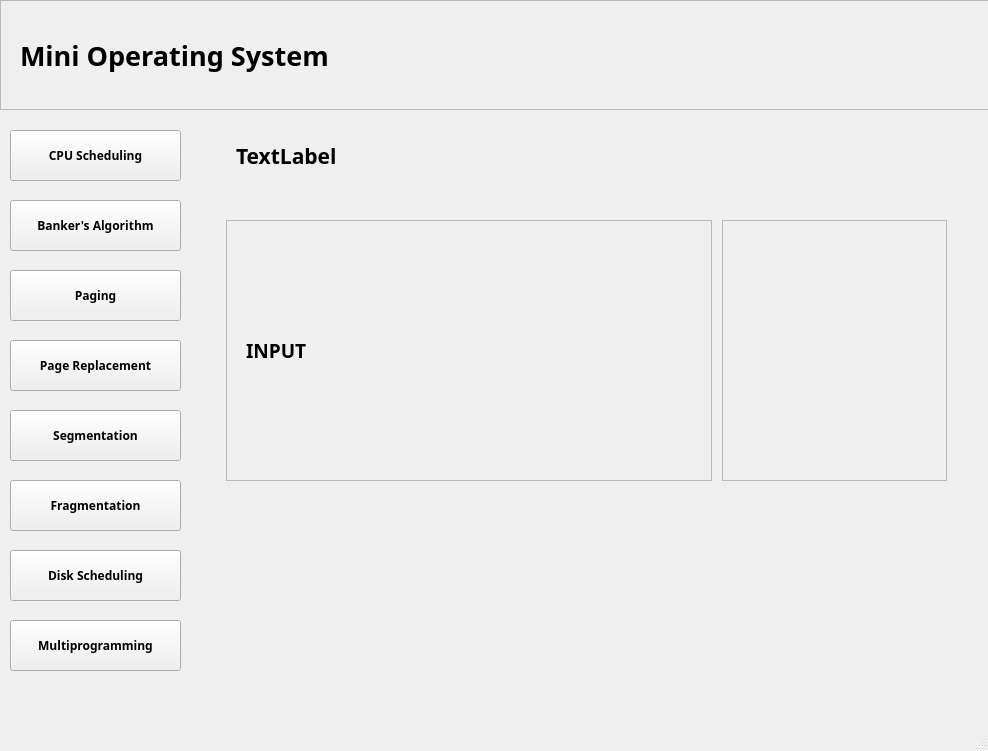
The window that main_window.ui (strawbwiees/Mini-OS) describes before a commit, drawn with Qt 5.
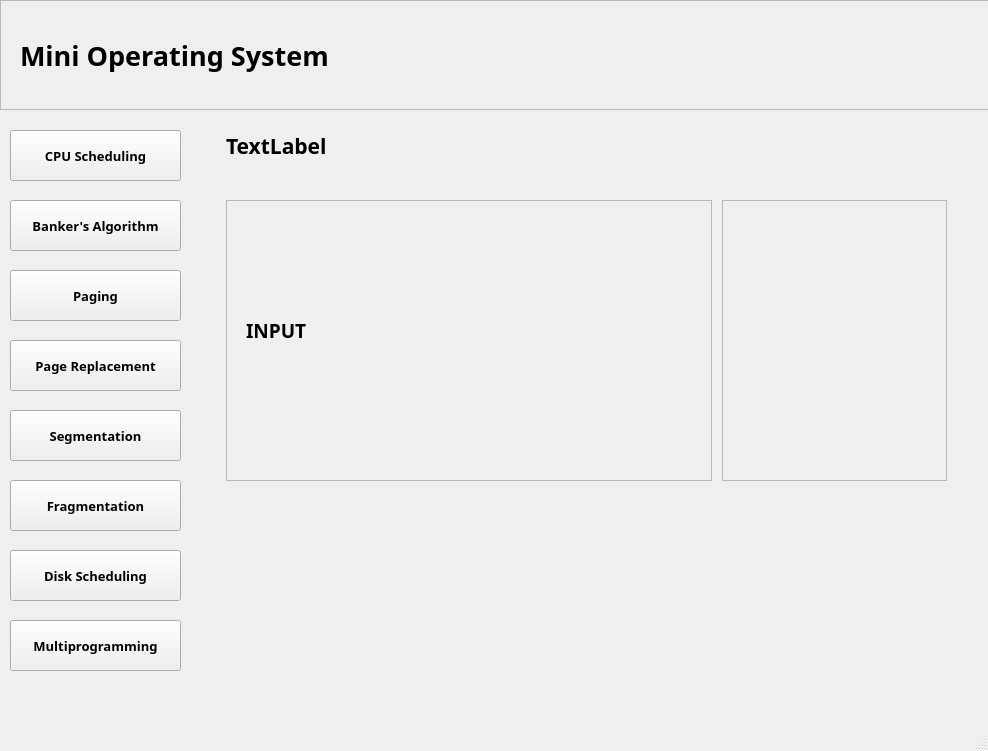
The same window after the commit.

The edit to the form file:
```diff
--- a/main_window.ui
+++ b/main_window.ui
@@ -131,6 +131,7 @@
        <property name="font">
         <font>
          <family>Century Gothic</family>
+         <pointsize>10</pointsize>
          <bold>true</bold>
         </font>
        </property>
@@ -155,6 +156,7 @@
         <property name="font">
          <font>
           <family>Century Gothic</family>
+          <pointsize>10</pointsize>
           <bold>true</bold>
          </font>
         </property>
@@ -180,6 +182,7 @@
         <property name="font">
          <font>
           <family>Century Gothic</family>
+          <pointsize>10</pointsize>
           <bold>true</bold>
          </font>
         </property>
@@ -205,6 +208,7 @@
         <property name="font">
          <font>
           <family>Century Gothic</family>
+          <pointsize>10</pointsize>
           <bold>true</bold>
          </font>
         </property>
@@ -230,6 +234,7 @@
         <property name="font">
          <font>
           <family>Century Gothic</family>
+          <pointsize>10</pointsize>
           <bold>true</bold>
          </font>
         </property>
@@ -255,6 +260,7 @@
         <property name="font">
          <font>
           <family>Century Gothic</family>
+          <pointsize>10</pointsize>
           <bold>true</bold>
          </font>
         </property>
@@ -280,6 +286,7 @@
         <property name="font">
          <font>
           <family>Century Gothic</family>
+          <pointsize>10</pointsize>
           <bold>true</bold>
          </font>
         </property>
@@ -305,6 +312,7 @@
         <property name="font">
          <font>
           <family>Century Gothic</family>
+          <pointsize>10</pointsize>
           <bold>true</bold>
          </font>
         </property>
@@ -330,6 +338,7 @@
         <property name="font">
          <font>
           <family>Century Gothic</family>
+          <pointsize>10</pointsize>
           <bold>true</bold>
          </font>
         </property>
@@ -359,7 +368,7 @@
           <x>10</x>
           <y>10</y>
           <width>741</width>
-          <height>71</height>
+          <height>51</height>
          </rect>
         </property>
         <property name="autoFillBackground">
@@ -368,8 +377,8 @@
         <widget class="QLabel" name="headingTextLabel">
          <property name="geometry">
           <rect>
-           <x>20</x>
-           <y>20</y>
+           <x>10</x>
+           <y>10</y>
            <width>141</width>
            <height>31</height>
           </rect>
@@ -390,9 +399,9 @@
         <property name="geometry">
          <rect>
           <x>10</x>
-          <y>100</y>
+          <y>80</y>
           <width>741</width>
-          <height>281</height>
+          <height>301</height>
          </rect>
         </property>
         <property name="autoFillBackground">
```
